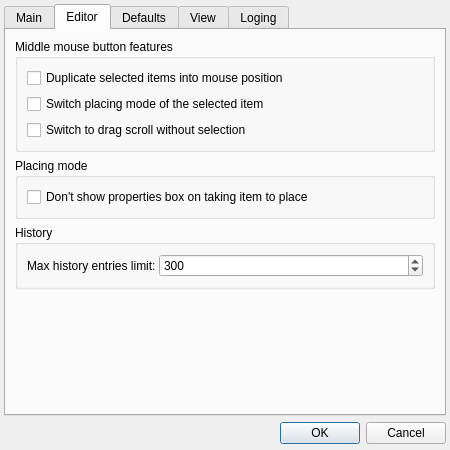
This is Editor/main_window/tools/app_settings.ui in WohlSoft/Moondust-Project as Qt 5 draws it before an edit. The edited form follows.
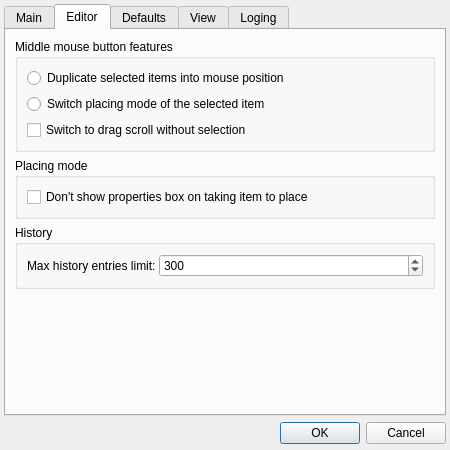
This is the edited form. The open tabs and pages were chosen to show the change. Icons and pictures are not drawn.

Commit message:
Fix having 2 middle mouse button functions for editor on at same time
The functions are "Duplicate selected items into mouse postion" and
"Switch placing mode of the selected item".

The edit to the form file:
```diff
--- a/Editor/main_window/tools/app_settings.ui
+++ b/Editor/main_window/tools/app_settings.ui
@@ -315,14 +315,14 @@
          </property>
          <layout class="QVBoxLayout" name="verticalLayout_2">
           <item>
-           <widget class="QCheckBox" name="Editor_Mid_AllowDupe">
+           <widget class="QRadioButton" name="Editor_Mid_AllowDupe">
             <property name="text">
              <string>Duplicate selected items into mouse position</string>
             </property>
            </widget>
           </item>
           <item>
-           <widget class="QCheckBox" name="Editor_Mid_AllowPlacing">
+           <widget class="QRadioButton" name="Editor_Mid_AllowPlacing">
             <property name="text">
              <string>Switch placing mode of the selected item</string>
             </property>
```
Left out of the diff: 2 changed lines with no effect on the pictures.
